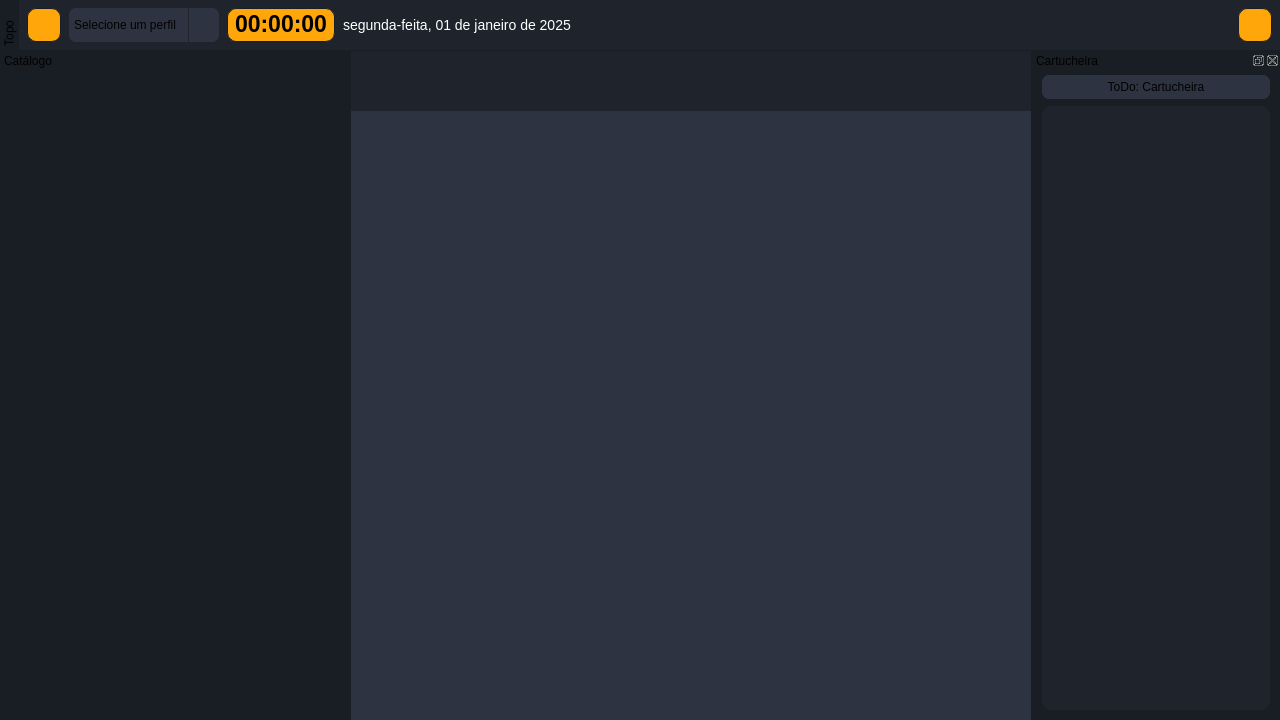
Qt form src/ui/Flow.ui (BrunoCardosoFS/NaxiStudioFlow) before a commit.
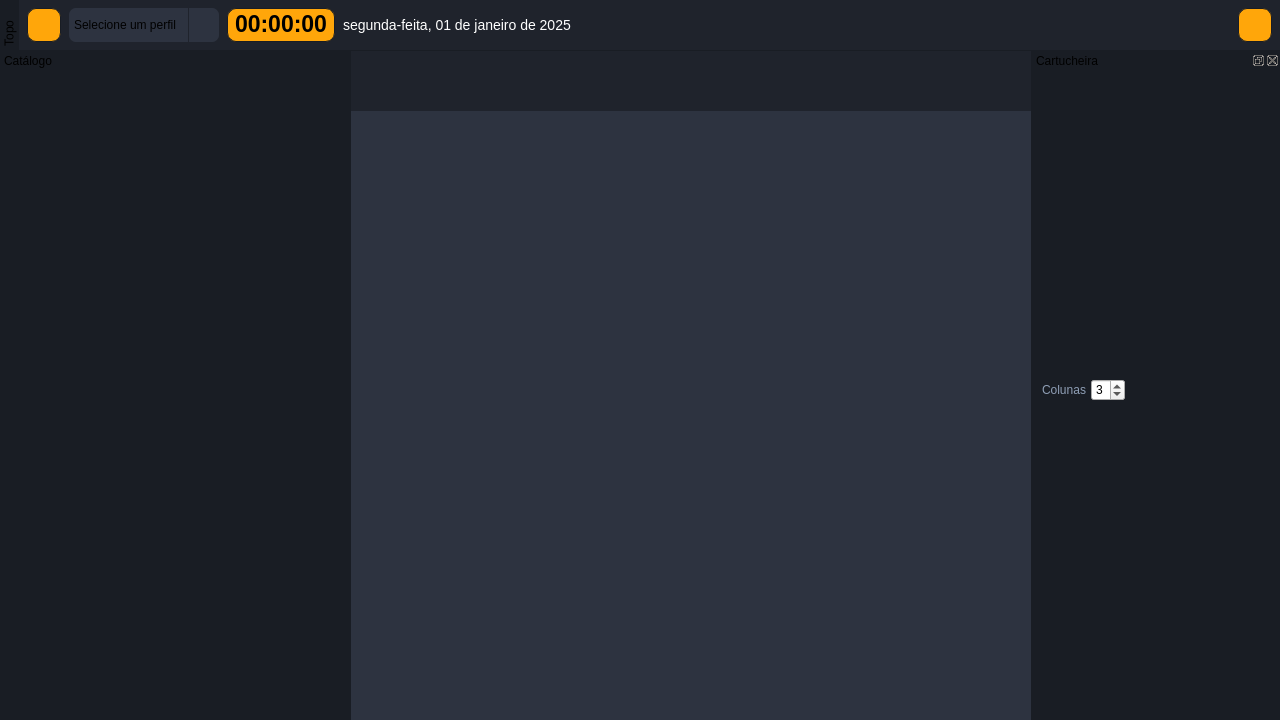
The same form after that commit. Icons and pictures are not drawn. Custom widgets are drawn as their Qt base class.

Commit message:
refactor(ui): replace legacy CartWallArea widgets with model/view
- Remove CartWallArea and CartWallItem widgets and their .ui files

- Instantiate CartWallTableModel, CartWallView and CartWallItemDelegate in Flow

- Bind column count spin box to the view and log triggered slots

- Update Flow.ui to host the new view container

What changed in the file:
```diff
--- a/src/ui/Flow.ui
+++ b/src/ui/Flow.ui
@@ -197,17 +197,28 @@
 	background-color: #191D24;
 }
 
-#DocCatalog QScrollArea, #DocCartWallWidget QScrollArea{
+#DocCatalog QScrollArea{
 	background-color: #1F232C;
 	border: none;
 	border-radius: 10px;
 }
 
-#FilesListContent, #FoldersListContent, #DocCartWallScrollWidget{
+#FilesListContent, #FoldersListContent{
 	background-color: #1F232C;
 	border-radius: 10px;
 }
 
+#cartWallView{
+	background-color: #1F232C;
+	border: none;
+	border-radius: 10px;
+	padding: 2px;
+}
+
+#cartWallColumnsLabel{
+	color: #8E9EB5;
+}
+
 #FilesListView, #FoldersListView{
 	background-color: #1F232C;
 	border: none;
@@ -729,55 +740,12 @@
          <number>5</number>
         </property>
         <item>
-         <widget class="QPushButton" name="pushButton_2">
-          <property name="text">
-           <string>ToDo: Cartucheira</string>
-          </property>
-         </widget>
+         <widget class="QLabel" name="cartWallColumnsLabel"><property name="text"><string>Colunas</string></property></widget></item><item><widget class="QSpinBox" name="cartWallColumns"><property name="minimum"><number>1</number></property><property name="maximum"><number>8</number></property><property name="value"><number>3</number></property></widget></item><item><spacer name="cartWallHeaderSpacer"><property name="orientation"><enum>Qt::Orientation::Horizontal</enum></property><property name="sizeHint" stdset="0"><size><width>40</width><height>20</height></size></property></spacer>
         </item>
        </layout>
       </widget>
      </item>
-     <item>
-      <widget class="QScrollArea" name="DocCartWallScroll">
-       <property name="horizontalScrollBarPolicy">
-        <enum>Qt::ScrollBarPolicy::ScrollBarAlwaysOff</enum>
-       </property>
-       <property name="sizeAdjustPolicy">
-        <enum>QAbstractScrollArea::SizeAdjustPolicy::AdjustIgnored</enum>
-       </property>
-       <property name="widgetResizable">
-        <bool>true</bool>
-       </property>
-       <widget class="QWidget" name="DocCartWallScrollWidget">
-        <property name="geometry">
-         <rect>
-          <x>0</x>
-          <y>0</y>
-          <width>228</width>
-          <height>597</height>
-         </rect>
-        </property>
-        <layout class="QVBoxLayout" name="verticalLayout_5">
-         <property name="spacing">
-          <number>0</number>
-         </property>
-         <property name="leftMargin">
-          <number>0</number>
-         </property>
-         <property name="topMargin">
-          <number>0</number>
-         </property>
-         <property name="rightMargin">
-          <number>0</number>
-         </property>
-         <property name="bottomMargin">
-          <number>0</number>
-         </property>
-        </layout>
-       </widget>
-      </widget>
-     </item>
+     
     </layout>
    </widget>
   </widget>
```
The commit also changes 7 other files.
